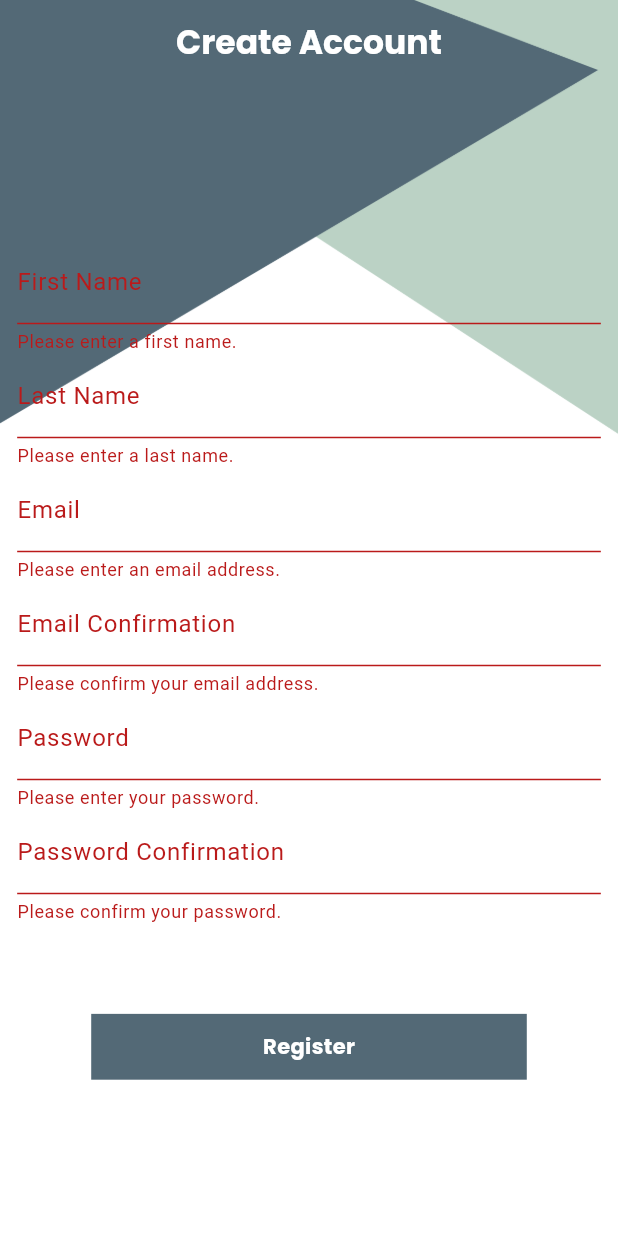
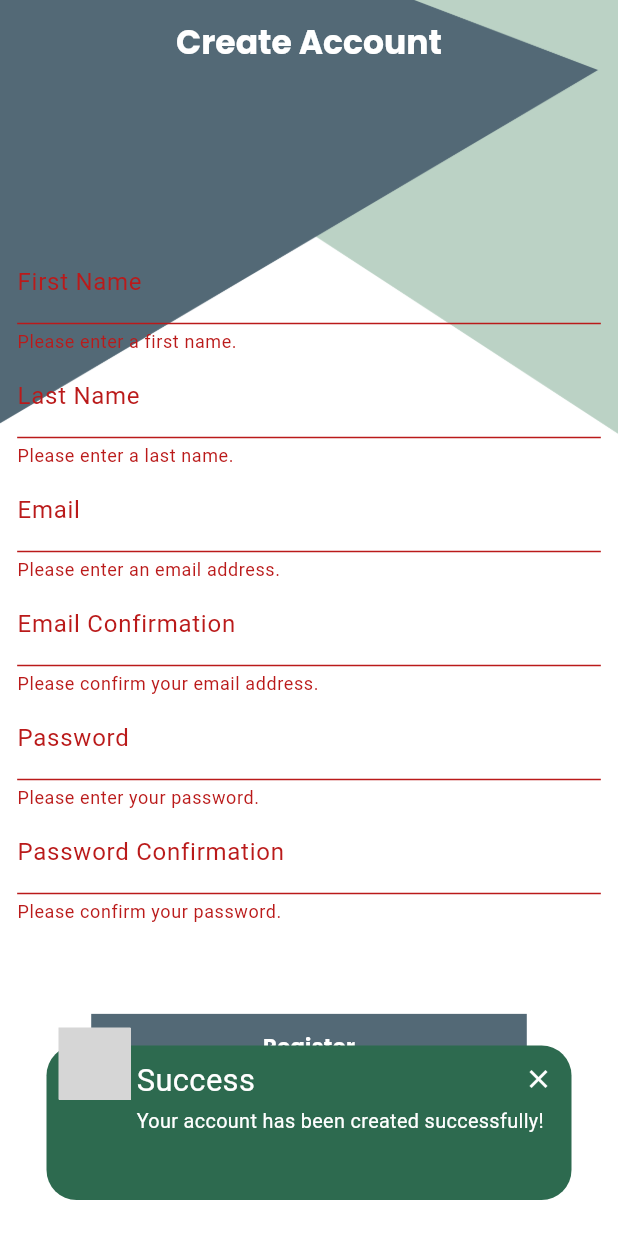
Before and after one commit to amrogad/xeno-chat-provider-firebase, a Flutter app: the screen it shows after launch, after a tap on "Register", on a phone screen of 412 x 824 dp. Run offline on Flutter 3.47's test engine with Material 2 defaults, Android fonts, the phone set to English and light mode, and no system bars; drawn by our look-alikes of awesome_snackbar_content; our stand-ins replace firebase_auth, firebase_core, flutter_screenutil, form_field_validator, google_fonts; accounts and stored records are empty; grey boxes are pictures that could not be loaded.

Commit message:
remove any logic code from view and add it in viewmodel add snackbars

```diff
--- a/lib/constants/Colors.dart
+++ b/lib/constants/Colors.dart
@@ -1,6 +1,6 @@
 import 'dart:ui';
 
 class XenoColors {
-  Color primaryColor = Color(0xFF536976);
-  Color secondaryColor = Color(0xFFBBD2C5);
+  static const Color primaryColor = Color(0xFF536976);
+  static const Color secondaryColor = Color(0xFFBBD2C5);
 }
--- a/lib/main.dart
+++ b/lib/main.dart
@@ -23,7 +23,7 @@ class MyApp extends StatelessWidget {
         return MaterialApp(
           debugShowCheckedModeBanner: false,
           theme: ThemeData(
-            colorScheme: ColorScheme.fromSeed(seedColor: XenoColors().primaryColor),
+            colorScheme: ColorScheme.fromSeed(seedColor: XenoColors.primaryColor),
             useMaterial3: true,
           ),
           initialRoute: RegisterView.id,
--- /dev/null
+++ b/lib/services/services.dart
@@ -0,0 +1 @@
+class Services {}
--- a/lib/services/xeno_form_validator.dart
+++ b/lib/services/xeno_form_validator.dart
@@ -1,34 +1,34 @@
 import 'package:form_field_validator/form_field_validator.dart';
-
 import '../viewmodels/register_view_model.dart';
 
 class XenoFormValidator {
-  String? Function(String?) firstNameValidator = MultiValidator([
+  static String? Function(String?) firstNameValidator = MultiValidator([
     RequiredValidator(errorText: "Please enter a first name."),
     MinLengthValidator(3, errorText: "Please enter at least 3 characters."),
   ]);
-  String? Function(String?) lastNameValidator = MultiValidator([
+  static String? Function(String?) lastNameValidator = MultiValidator([
     RequiredValidator(errorText: "Please enter a last name."),
     MinLengthValidator(3, errorText: "Please enter at least 3 characters."),
   ]);
-  String? Function(String?) emailAddressValidator = MultiValidator([
+  static String? Function(String?) emailAddressValidator = MultiValidator([
     RequiredValidator(errorText: "Please enter an email address."),
     MinLengthValidator(3, errorText: "Please enter at least 3 characters."),
     EmailValidator(errorText: 'The email is invalid.')
   ]);
-  String? Function(String?) emailConfirmationValidator = MultiValidator([
+  static String? Function(String?) emailConfirmationValidator = MultiValidator([
     RequiredValidator(errorText: 'Please confirm your email address.'),
-    ConfirmEmailValidator(errorText: "Emails don't match.")
+    //ConfirmEmailValidator(errorText: "Emails don't match.")
   ]);
-  String? Function(String?) passwordValidator = MultiValidator([
+  static String? Function(String?) passwordValidator = MultiValidator([
     RequiredValidator(errorText: "Please enter your password."),
     MinLengthValidator(6, errorText: "Please enter at least 6 characters."),
   ]);
-  String? Function(String?) passwordConfirmationValidator = MultiValidator([
+  static String? Function(String?) passwordConfirmationValidator = MultiValidator([
     RequiredValidator(errorText: 'Please confirm your password.'),
     MinLengthValidator(6, errorText: "Please enter at least 6 characters."),
-    ConfirmPasswordValidator(errorText: "Passwords don't match."),
+    //ConfirmPasswordValidator(errorText: "Passwords don't match."),
   ]);
+
 }
 
 class ConfirmEmailValidator extends TextFieldValidator {
@@ -40,7 +40,7 @@ class ConfirmEmailValidator extends TextFieldValidator {
 
   @override
   bool isValid(String? value) {
-    if (value == registerViewModel.emailConfirmationController.text) {
+    if (value == registerViewModel.emailAddressController.text) {
       return true;
     } else {
       return false;
@@ -57,7 +57,7 @@ class ConfirmPasswordValidator extends TextFieldValidator {
 
   @override
   bool isValid(String? value) {
-    if (value == registerViewModel.passwordConfirmationController.text) {
+    if (value == registerViewModel.passwordController.text) {
       return true;
     } else {
       return false;
--- a/lib/viewmodels/register_view_model.dart
+++ b/lib/viewmodels/register_view_model.dart
@@ -1,30 +1,86 @@
+import 'package:awesome_snackbar_content/awesome_snackbar_content.dart';
 import 'package:firebase_auth/firebase_auth.dart';
+import 'package:flutter/foundation.dart';
 import 'package:flutter/material.dart';
+import 'package:xeno_chat/constants/Colors.dart';
 import '../constants/firebase_errors.dart';
-import '../views/widgets/xeno_snackbar.dart';
 
 class RegisterViewModel extends ChangeNotifier {
-
+  final GlobalKey<FormState> registerFormKey = GlobalKey<FormState>();
   TextEditingController firstNameController = TextEditingController();
   TextEditingController lastNameController = TextEditingController();
   TextEditingController emailAddressController = TextEditingController();
   TextEditingController emailConfirmationController = TextEditingController();
   TextEditingController passwordController = TextEditingController();
   TextEditingController passwordConfirmationController = TextEditingController();
+  FirebaseAuth firebaseAuth = FirebaseAuth.instance;
 
-  FirebaseAuth firebaseAuth = FirebaseAuth.instance;
   // Create an account on firebase with email and password
-  Future<void> validateAndCreateAccount({required String email, required String password}) async {
+  Future<void> validateAndCreateAccount(BuildContext context) async {
     try {
-      await firebaseAuth.createUserWithEmailAndPassword(email: email, password: password);
+      showDialog(
+          context: context,
+          builder: (context) {
+            return const Center(
+                child: CircularProgressIndicator(
+              color: XenoColors.primaryColor,
+            ));
+          });
+      if (registerFormKey.currentState!.validate()) {
+        await firebaseAuth.createUserWithEmailAndPassword(email: emailConfirmationController.text, password: passwordConfirmationController.text);
+      }
+      final snackBar = SnackBar(
+        elevation: 0,
+        behavior: SnackBarBehavior.floating,
+        backgroundColor: Colors.transparent,
+        content: AwesomeSnackbarContent(
+          title: 'Success',
+          message: 'Your account has been created successfully!',
+          contentType: ContentType.success,
+        ),
+      );
+      if (context.mounted) {
+        ScaffoldMessenger.of(context)
+          ..hideCurrentSnackBar()
+          ..showSnackBar(snackBar);
+      }
+      if (context.mounted) Navigator.of(context).pop();
     } on FirebaseAuthException catch (error) {
       if (error.code == FirebaseErrors.weakPassword) {
-        XenoSnackBar(message: 'Password is too weak!');
+        final snackBar = SnackBar(
+          elevation: 0,
+          behavior: SnackBarBehavior.floating,
+          backgroundColor: Colors.transparent,
+          content: AwesomeSnackbarContent(
+            title: 'On Snap!',
+            message: 'The password you used is too weak!',
+            contentType: ContentType.failure,
+          ),
+        );
+        ScaffoldMessenger.of(context)
+          ..hideCurrentSnackBar()
+          ..showSnackBar(snackBar);
+        if (context.mounted) Navigator.of(context).pop();
       } else if (error.code == FirebaseErrors.emailInUse) {
-        XenoSnackBar(message: 'This email is already in use');
+        final snackBar = SnackBar(
+          elevation: 0,
+          behavior: SnackBarBehavior.floating,
+          backgroundColor: Colors.transparent,
+          content: AwesomeSnackbarContent(
+            title: 'On Snap!',
+            message: 'The email is already in use!',
+            contentType: ContentType.failure,
+          ),
+        );
+        ScaffoldMessenger.of(context)
+          ..hideCurrentSnackBar()
+          ..showSnackBar(snackBar);
+        if (context.mounted) Navigator.of(context).pop();
       }
     } catch (error) {
-      print(error);
+      if (kDebugMode) {
+        print(error);
+      }
     }
   }
 }
--- a/lib/views/register_view.dart
+++ b/lib/views/register_view.dart
@@ -7,12 +7,27 @@ import 'package:xeno_chat/views/widgets/xeno_button.dart';
 import 'package:xeno_chat/views/widgets/xeno_scaffold.dart';
 import 'package:xeno_chat/views/widgets/xeno_textfield.dart';
 
-class RegisterView extends StatelessWidget {
-  RegisterView({Key? key}) : super(key: key);
+class RegisterView extends StatefulWidget {
+  const RegisterView({Key? key}) : super(key: key);
   static const String id = 'register-view';
-  final GlobalKey<FormState> registerFormKey = GlobalKey<FormState>();
 
+  @override
+  State<RegisterView> createState() => _RegisterViewState();
+}
+
+class _RegisterViewState extends State<RegisterView> {
   RegisterViewModel registerViewModel = RegisterViewModel();
+
+  @override
+  void dispose() {
+    registerViewModel.firstNameController.dispose();
+    registerViewModel.lastNameController.dispose();
+    registerViewModel.emailAddressController.dispose();
+    registerViewModel.emailConfirmationController.dispose();
+    registerViewModel.passwordController.dispose();
+    registerViewModel.passwordConfirmationController.dispose();
+    super.dispose();
+  }
 
   @override
   Widget build(BuildContext context) {
@@ -24,7 +39,7 @@ class RegisterView extends StatelessWidget {
         appBarTitle: 'Create Account',
         resizeToAvoidBottomInset: false,
         body: Form(
-          key: registerFormKey,
+          key: registerViewModel.registerFormKey,
           child: Padding(
             padding: EdgeInsets.all(10.sp),
             child: Column(
@@ -33,41 +48,41 @@ class RegisterView extends StatelessWidget {
                 XenoTextField(
                   controller: registerViewModel.firstNameController,
                   title: 'First Name',
-                  validator: XenoFormValidator().firstNameValidator,
+                  validator: XenoFormValidator.firstNameValidator,
                 ),
                 XenoTextField(
                   controller: registerViewModel.lastNameController,
                   title: 'Last Name',
-                  validator: XenoFormValidator().lastNameValidator,
+                  validator: XenoFormValidator.lastNameValidator,
                 ),
                 XenoTextField(
                   controller: registerViewModel.emailAddressController,
                   title: 'Email',
-                  validator: XenoFormValidator().emailAddressValidator,
+                  validator: XenoFormValidator.emailAddressValidator,
                 ),
                 XenoTextField(
                   controller: registerViewModel.emailConfirmationController,
                   title: 'Email Confirmation',
-                  validator: XenoFormValidator().emailConfirmationValidator,
+                  validator: XenoFormValidator.emailConfirmationValidator,
                 ),
                 XenoTextField(
                   controller: registerViewModel.passwordController,
                   title: 'Password',
-                  validator: XenoFormValidator().passwordValidator,
+                  validator: XenoFormValidator.passwordValidator,
                   obscureText: true,
                 ),
                 XenoTextField(
                   controller: registerViewModel.passwordConfirmationController,
                   title: 'Password Confirmation',
-                  validator: XenoFormValidator().passwordConfirmationValidator,
+                  validator: XenoFormValidator.passwordConfirmationValidator,
                   obscureText: true,
                 ),
                 SizedBox(
                   height: 50.h,
                 ),
                 GestureDetector(
-                  onTap: (){
-                    validateAndCreateAccount();
+                  onTap: () {
+                    registerViewModel.validateAndCreateAccount(context);
                   },
                   child: XenoButton(
                     text: 'Register',
@@ -80,13 +95,4 @@ class RegisterView extends StatelessWidget {
       ),
     );
   }
-
-  // Validate all text form fields and create an account on firebase with email and password
-  Future<void> validateAndCreateAccount() async {
-    if (registerFormKey.currentState!.validate()) {
-      registerViewModel.validateAndCreateAccount(
-          email: registerViewModel.emailConfirmationController.text,
-          password: registerViewModel.passwordConfirmationController.text);
-    }
-  }
 }
--- a/lib/views/widgets/xeno_button.dart
+++ b/lib/views/widgets/xeno_button.dart
@@ -10,7 +10,7 @@ class XenoButton extends StatelessWidget {
   Widget build(BuildContext context) {
     return Container(
       padding: EdgeInsets.symmetric(vertical: 10.h, horizontal: 100.w),
-      color: XenoColors().primaryColor,
+      color: XenoColors.primaryColor,
       child: Text(
         text ?? '',
         style: GoogleFonts.poppins(color: Colors.white, fontWeight: FontWeight.bold),
--- a/pubspec.yaml
+++ b/pubspec.yaml
@@ -44,6 +44,7 @@ dependencies:
   firebase_core: ^2.13.0
   firebase_auth: ^4.6.1
   provider: ^6.0.5
+  awesome_snackbar_content: ^0.1.1
 
 dev_dependencies:
   flutter_test:
```
Also changed, not shown: lib/views/widgets/xeno_snackbar.dart (+15 -5 lines), pubspec.lock.
